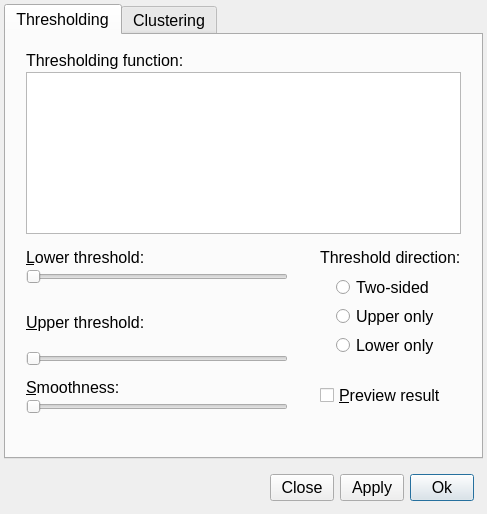
Qt form GUI/Qt/Windows/SpeedImageDialog.ui (pyushkevich/itksnap) before a commit.
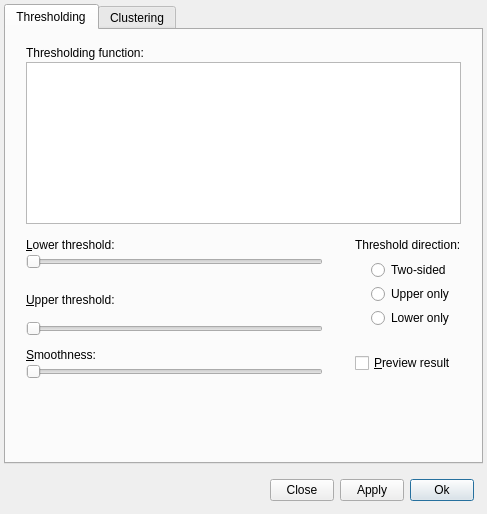
The same form after that commit. Custom widgets are drawn as their Qt base class.

Commit message: Fixed Linux display issues (interactor widgets hiding main widgets, crashing of VTK renderer widgets, font size issues

What changed in the file:
```diff
--- a/GUI/Qt/Windows/SpeedImageDialog.ui
+++ b/GUI/Qt/Windows/SpeedImageDialog.ui
@@ -15,7 +15,7 @@
   </property>
   <property name="styleSheet">
    <string notr="true">* {
-font-size: 12pt;
+font-size: 12px;
 }</string>
   </property>
   <layout class="QVBoxLayout" name="verticalLayout">
```
The commit also changes 18 other files.
